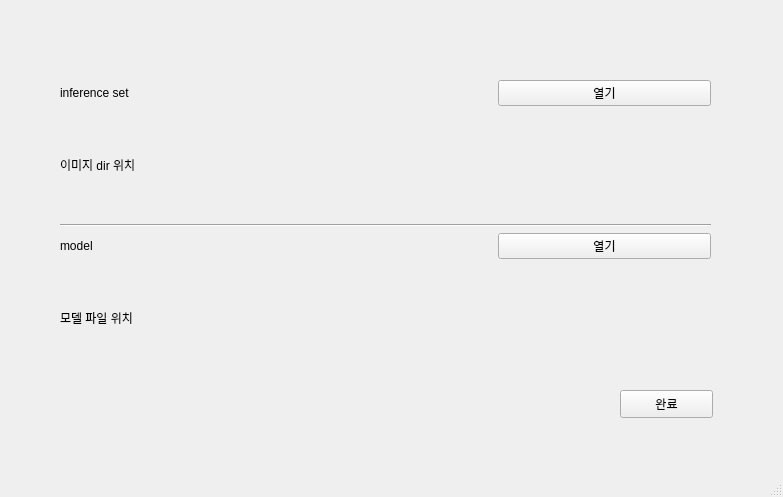
sdc-defect/QC-Process, file GUI/inference_init.ui: the form before one commit.
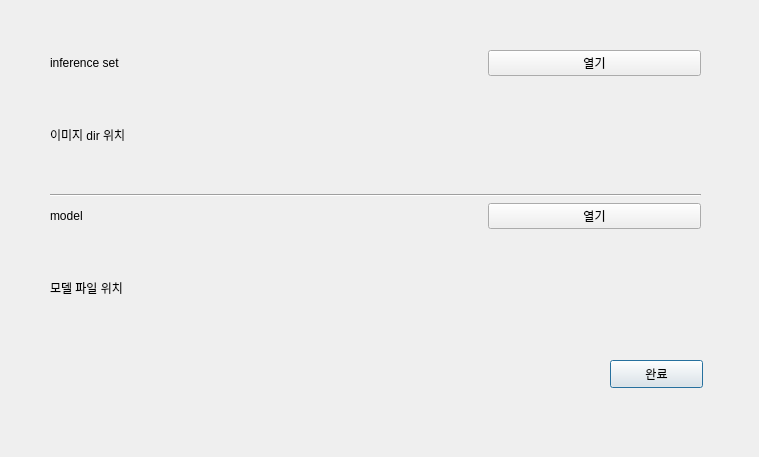
The form after the commit.

Commit message: Feat. GUI: inference 모달 안됨

What changed in the file:
```diff
--- a/GUI/inference_init.ui
+++ b/GUI/inference_init.ui
@@ -1,24 +1,23 @@
 <?xml version="1.0" encoding="UTF-8"?>
 <ui version="4.0">
- <class>MainWindow</class>
- <widget class="QMainWindow" name="MainWindow">
+ <class>dialog</class>
+ <widget class="QDialog" name="dialog">
   <property name="geometry">
    <rect>
     <x>0</x>
     <y>0</y>
-    <width>783</width>
-    <height>497</height>
+    <width>759</width>
+    <height>457</height>
    </rect>
   </property>
   <property name="windowTitle">
    <string>MainWindow</string>
   </property>
-  <widget class="QWidget" name="centralwidget">
    <widget class="QPushButton" name="pushButtonInitNext">
     <property name="geometry">
      <rect>
-      <x>620</x>
-      <y>390</y>
+     <x>610</x>
+     <y>360</y>
       <width>93</width>
       <height>28</height>
      </rect>
@@ -30,8 +29,8 @@
    <widget class="QWidget" name="verticalLayoutWidget">
     <property name="geometry">
      <rect>
-      <x>60</x>
-      <y>80</y>
+     <x>50</x>
+     <y>50</y>
       <width>651</width>
       <height>291</height>
      </rect>
@@ -110,18 +109,6 @@
      </item>
     </layout>
    </widget>
-  </widget>
-  <widget class="QMenuBar" name="menubar">
-   <property name="geometry">
-    <rect>
-     <x>0</x>
-     <y>0</y>
-     <width>783</width>
-     <height>26</height>
-    </rect>
-   </property>
-  </widget>
-  <widget class="QStatusBar" name="statusbar"/>
  </widget>
  <resources/>
  <connections/>
```
Left out of the diff: 2 changed lines with no effect on the pictures. Lines whose indentation alone changed are shown as unchanged. The commit also changes 6 other files.
